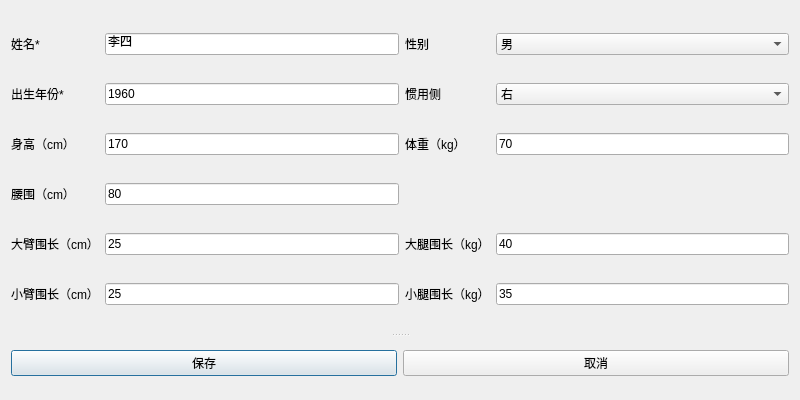
wangzhengtao1993/MotorAbilityAnalysis, file code/ui_design/new_user.ui: the form before one commit.
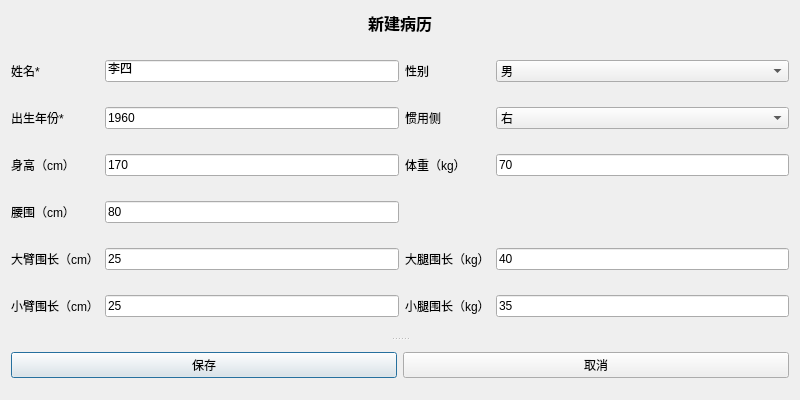
The form after the commit.

Patch:
```diff
--- a/code/ui_design/new_user.ui
+++ b/code/ui_design/new_user.ui
@@ -32,7 +32,7 @@
    <string>Dialog</string>
   </property>
   <layout class="QGridLayout" name="gridLayout_2">
-   <item row="0" column="0">
+   <item row="1" column="0">
     <widget class="QSplitter" name="splitter">
      <property name="sizePolicy">
       <sizepolicy hsizetype="Expanding" vsizetype="Expanding">
@@ -256,6 +256,23 @@
      </widget>
     </widget>
    </item>
+   <item row="0" column="0">
+    <widget class="QLabel" name="label">
+     <property name="font">
+      <font>
+       <pointsize>12</pointsize>
+       <weight>75</weight>
+       <bold>true</bold>
+      </font>
+     </property>
+     <property name="text">
+      <string>新建病历</string>
+     </property>
+     <property name="alignment">
+      <set>Qt::AlignCenter</set>
+     </property>
+    </widget>
+   </item>
   </layout>
  </widget>
  <resources/>
```
Left out of the diff: 2 changed lines with no effect on the pictures.
